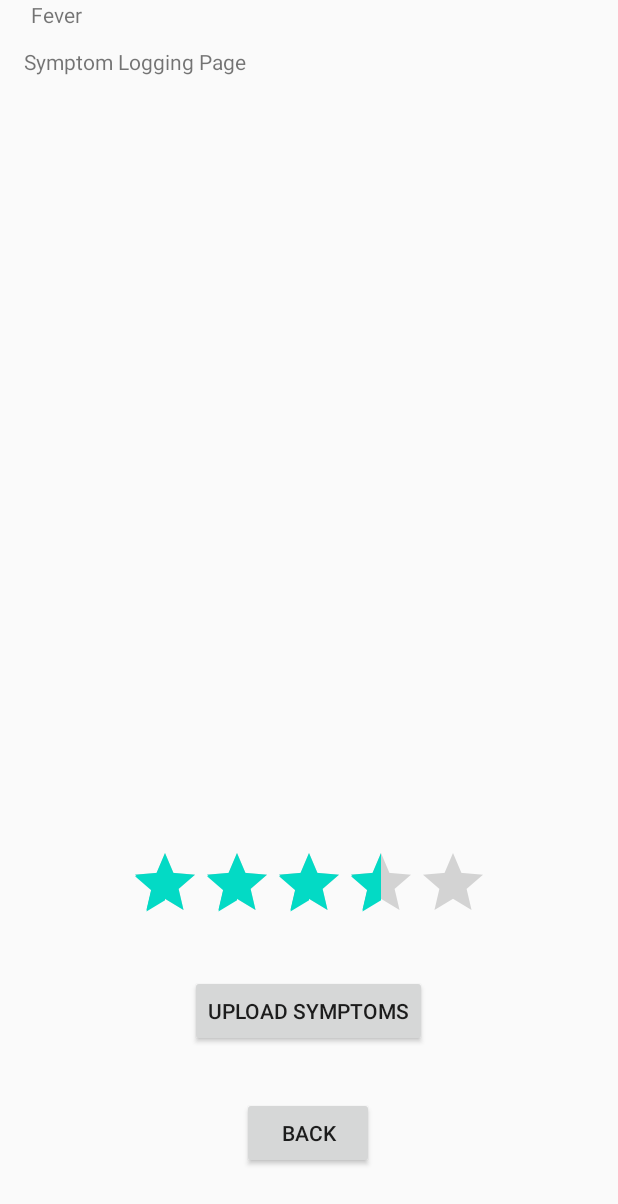
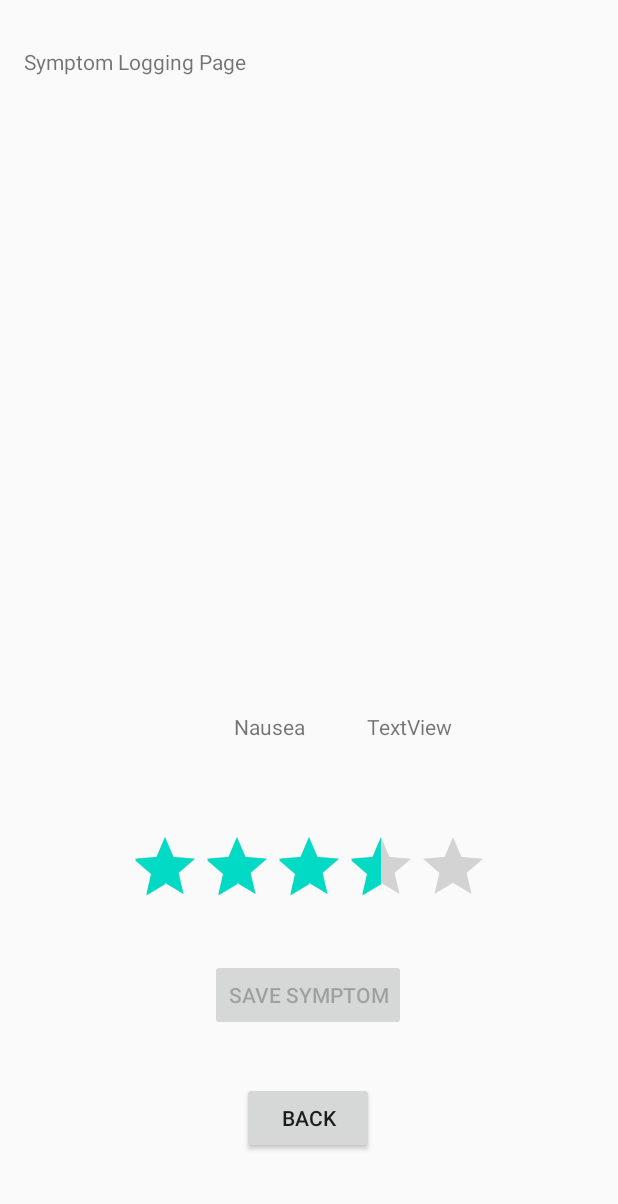
Before and after one commit to aOlmo/android-projects, an Android app: the SymptomsActivity screen opened directly, with no data from a screen before it, on a phone screen of 412 x 824 dp. Shown: the top 1204 px of the screen. Run offline under Robolectric (Android 15) with nearby library versions, the phone set to English and light mode, and no system bars.

Commit message:
[a1]: Finished Assignment 1, saved everything into database, needs cleaning

```diff
--- a/Assignment1/app/src/main/java/com/example/assignment1/SymptomsActivity.java
+++ b/Assignment1/app/src/main/java/com/example/assignment1/SymptomsActivity.java
@@ -3,26 +3,27 @@ package com.example.assignment1;
 import android.app.Activity;
 import android.content.Intent;
 import android.os.Bundle;
-import android.view.LayoutInflater;
+import android.util.Log;
 import android.view.MenuItem;
 import android.view.View;
+import android.widget.ArrayAdapter;
 import android.widget.Button;
+import android.widget.ListView;
 import android.widget.PopupMenu;
 import android.widget.RatingBar;
 import android.widget.TextView;
+import android.widget.Toast;
 
-import androidx.appcompat.app.AppCompatActivity;
-
+import java.io.Serializable;
+import java.text.DecimalFormat;
 import java.util.Arrays;
 
 
-public class SymptomsActivity extends Activity implements PopupMenu.OnMenuItemClickListener {
-
-    DatabaseHelper db;
+public class SymptomsActivity extends Activity implements PopupMenu.OnMenuItemClickListener, Serializable {
+    private DecimalFormat df = new DecimalFormat("0.00");
     float[] arraySymptoms = new float[symptoms.values().length];
     String[] arraySymptomsNames = {"Nausea", "Headache", "Diarrhea", "Soar Throat", "Fever",
             "Muscle Ache", "Loss of Smell or Taste", "Cough", "Shortness of Breath", "Feeling Tired"};
-
 
 
     enum symptoms {
@@ -33,33 +34,35 @@ public class SymptomsActivity extends Activity implements PopupMenu.OnMenuItemCl
 
     private int curSymptomID;
     private float curStarRating;
-    private boolean changed; // Flag to know if there was any user input
 
     public SymptomsActivity(){
         Arrays.fill(arraySymptoms, 0);
-        changed = false;
     }
 
     protected void onCreate(Bundle savedInstanceState) {
-        db = new DatabaseHelper(this);
-
         super.onCreate(savedInstanceState);
         setContentView(R.layout.symptoms_logging_page);
 
-        Button button = (Button) findViewById(R.id.buttonBack);
-        button.setOnClickListener(new View.OnClickListener() {
+        Button back = (Button) findViewById(R.id.buttonBack);
+        back.setOnClickListener(new View.OnClickListener() {
             @Override
             public void onClick(View v) {
                 Intent i = new Intent(getApplicationContext(), MainActivity.class);
+                i.putExtra("arraySymptoms", arraySymptoms);
                 startActivity(i);
             }
         });
 
-        Button buttonSigns = (Button) findViewById(R.id.buttonUploadSymptoms);
-        buttonSigns.setOnClickListener(new View.OnClickListener() {
+        RatingBar ratingBar = (RatingBar) findViewById(R.id.ratingBar1);
+        ratingBar.setOnRatingBarChangeListener(new RatingBar.OnRatingBarChangeListener() {
+            Button upload = (Button) findViewById(R.id.buttonUploadSymptoms);
+
             @Override
-            public void onClick(View v) {
-                showPopup(v);
+            public void onRatingChanged(RatingBar ratingBar, float rating, boolean fromUser) {
+                TextView textRating = (TextView) findViewById(R.id.textRating);
+                curStarRating = ratingBar.getRating();
+                textRating.setText(String.format("%.1f", curStarRating));
+                upload.setEnabled(true);
             }
         });
 
@@ -74,21 +77,29 @@ public class SymptomsActivity extends Activity implements PopupMenu.OnMenuItemCl
 
     @Override
     public boolean onMenuItemClick(MenuItem item){
+        Button upload = (Button) findViewById(R.id.buttonUploadSymptoms);
         TextView textSymptoms = (TextView) findViewById(R.id.TextSymptom);
+
         textSymptoms.setText(item.getTitle());
         curSymptomID = Arrays.asList(arraySymptomsNames).indexOf(item.getTitle());
-        changed = true;
+        upload.setEnabled(true);
         return false;
     }
 
-    public void changeCurStarRating(View view) {
+    public void saveCurSymptom(View view) {
         RatingBar ratingBar = (RatingBar) findViewById(R.id.ratingBar1);
-        changed = true;
-        curStarRating = ratingBar.getRating();
+        TextView symptomText = (TextView) findViewById(R.id.TextSymptom);
+
+        arraySymptoms[curSymptomID] = curStarRating;
+        Toast.makeText(this, "Saved rating on symptom "+arraySymptomsNames[curSymptomID], Toast.LENGTH_LONG).show();
+        ratingBar.setRating((float) 3.5);
+        symptomText.setText("Nausea");
+        curStarRating = (float) 3.5;
+        curSymptomID = 0;
+
     }
 
-    public void saveSymptomsToDB(View view) {
-        return;
+    public float[] getArraySymptoms() {
+        return arraySymptoms;
     }
-
 }
--- a/Assignment1/app/src/main/res/layout/activity_main.xml
+++ b/Assignment1/app/src/main/res/layout/activity_main.xml
@@ -69,7 +69,8 @@
         android:id="@+id/buttonUploadSigns"
         android:layout_width="wrap_content"
         android:layout_height="wrap_content"
-        android:layout_marginBottom="24dp"
+        android:layout_marginBottom="16dp"
+        android:onClick="saveDataToDB"
         android:text="Upload signs"
         app:layout_constraintBottom_toTopOf="@+id/textHR"
         app:layout_constraintEnd_toEndOf="parent"
--- a/Assignment1/app/src/main/res/layout/symptoms_logging_page.xml
+++ b/Assignment1/app/src/main/res/layout/symptoms_logging_page.xml
@@ -13,7 +13,6 @@
         android:layout_marginBottom="28dp"
         android:numStars="5"
         android:rating="3.5"
-        android:onClick="changeCurStarRating"
         app:layout_constraintBottom_toTopOf="@+id/buttonUploadSymptoms"
         app:layout_constraintEnd_toEndOf="parent"
         app:layout_constraintStart_toStartOf="parent" />
@@ -34,25 +33,29 @@
         android:id="@+id/TextSymptom"
         android:layout_width="wrap_content"
         android:layout_height="wrap_content"
-        android:layout_marginEnd="72dp"
-        android:layout_marginRight="72dp"
-        android:text="Fever"
+        android:layout_marginStart="156dp"
+        android:layout_marginLeft="156dp"
+        android:layout_marginBottom="60dp"
         android:onClick="showPopup"
-        app:layout_constraintEnd_toStartOf="@+id/buttonUploadSymptoms"
-        tools:layout_editor_absoluteY="515dp" />
+        android:text="Nausea"
+        app:layout_constraintBottom_toTopOf="@+id/ratingBar1"
+        app:layout_constraintStart_toStartOf="parent"
+        app:layout_constraintTop_toTopOf="parent"
+        app:layout_constraintVertical_bias="1.0" />
 
     <Button
         android:id="@+id/buttonUploadSymptoms"
         android:layout_width="wrap_content"
         android:layout_height="wrap_content"
-        android:onClick="saveSymptomsToDB"
-        android:text="Upload Symptoms"
+        android:enabled="false"
+        android:onClick="saveCurSymptom"
+        android:text="Save Symptom"
         app:layout_constraintBottom_toBottomOf="parent"
         app:layout_constraintEnd_toEndOf="parent"
         app:layout_constraintHorizontal_bias="0.498"
         app:layout_constraintStart_toStartOf="parent"
         app:layout_constraintTop_toTopOf="parent"
-        app:layout_constraintVertical_bias="0.838" />
+        app:layout_constraintVertical_bias="0.824" />
 
     <Button
         android:id="@+id/buttonBack"
@@ -64,5 +67,25 @@
         app:layout_constraintHorizontal_bias="0.498"
         app:layout_constraintStart_toStartOf="parent"
         app:layout_constraintTop_toBottomOf="@+id/buttonUploadSymptoms"
-        app:layout_constraintVertical_bias="0.428" />
+        app:layout_constraintVertical_bias="0.382" />
+
+    <TextView
+        android:id="@+id/textRating"
+        android:layout_width="wrap_content"
+        android:layout_height="wrap_content"
+        android:layout_marginBottom="60dp"
+        android:text="TextView"
+        app:layout_constraintBottom_toTopOf="@+id/ratingBar1"
+        app:layout_constraintEnd_toEndOf="parent"
+        app:layout_constraintHorizontal_bias="0.271"
+        app:layout_constraintStart_toEndOf="@+id/TextSymptom"
+        app:layout_constraintTop_toTopOf="parent"
+        app:layout_constraintVertical_bias="1.0" />
+
+    <ListView
+        android:id="@+id/listSymptoms"
+        android:layout_width="295dp"
+        android:layout_height="349dp"
+        tools:layout_editor_absoluteX="58dp"
+        tools:layout_editor_absoluteY="51dp" />
 </androidx.constraintlayout.widget.ConstraintLayout>
```
Also changed, not shown: Assignment1/app/src/main/java/com/example/assignment1/DatabaseHelper.java (+19 -7 lines), Assignment1/app/src/main/java/com/example/assignment1/MainActivity.java (+27 -5 lines).
